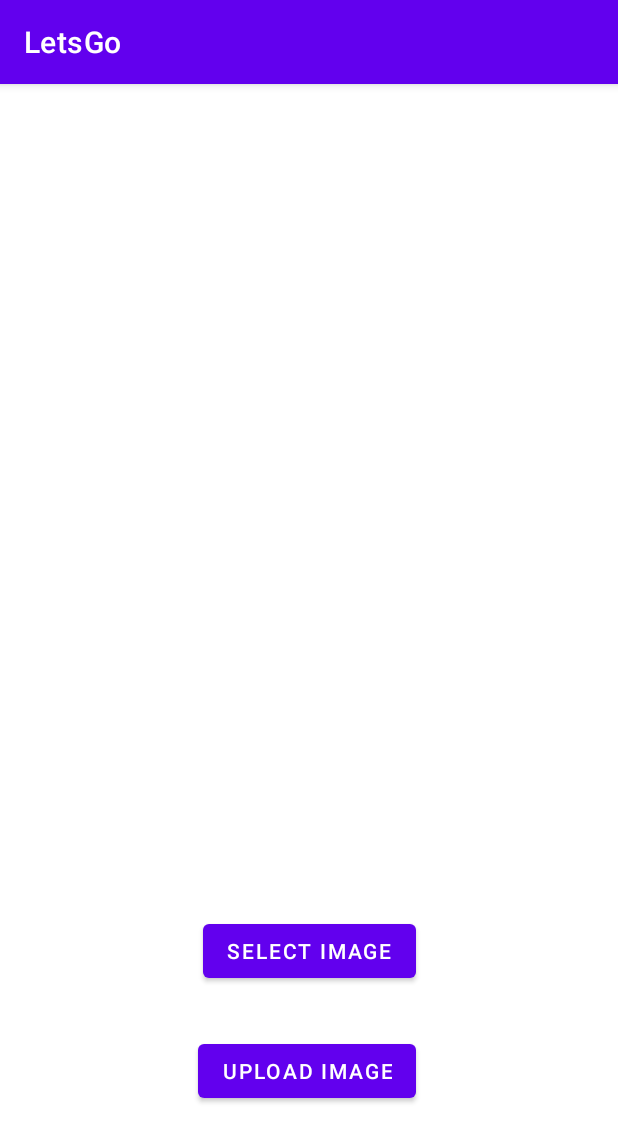
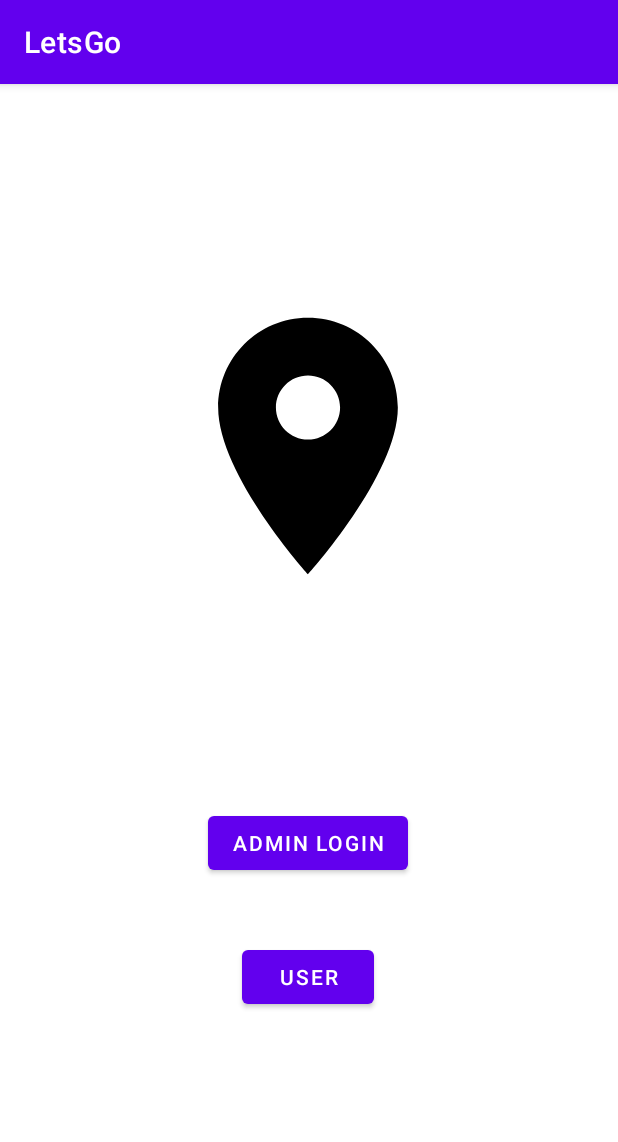
Before and after one commit to Shilpa-Perera/LetsGo, an Android app: the screen it shows after launch (MainActivity), on a phone screen of 412 x 824 dp. Shown: the top 1142 px of the screen. Run offline under Robolectric (Android 15) with nearby library versions, the phone set to English and light mode, and no system bars; our stand-ins replace Firebase (no records; nobody signed in at launch, a user with empty details on screens opened directly).

Commit message:
setting authentication UI

```diff
--- a/app/build.gradle.kts
+++ b/app/build.gradle.kts
@@ -43,6 +43,8 @@ dependencies {
     implementation(libs.glide)
     implementation(libs.firebase.ui.storage)
     implementation(libs.play.services.location)
+    implementation(libs.firebase.auth)
+    implementation(libs.firebase.ui.auth)
     compileOnly(libs.glide.compiler)
     annotationProcessor(libs.glide.compiler)
     testImplementation(libs.junit)
--- /dev/null
+++ b/app/src/main/res/layout/activity_admin_authentication.xml
@@ -0,0 +1,6 @@
+<?xml version="1.0" encoding="utf-8"?>
+<androidx.constraintlayout.widget.ConstraintLayout xmlns:android="http://schemas.android.com/apk/res/android"
+    android:layout_width="match_parent"
+    android:layout_height="match_parent">
+
+</androidx.constraintlayout.widget.ConstraintLayout>
--- a/app/src/main/res/layout/activity_main.xml
+++ b/app/src/main/res/layout/activity_main.xml
@@ -5,26 +5,40 @@
     android:layout_width="match_parent"
     android:layout_height="match_parent">
 
+    <ImageView
+        android:id="@+id/imageView"
+        android:layout_width="208dp"
+        android:layout_height="205dp"
+        android:scaleType="fitCenter"
+        android:src="@drawable/baseline_location_on_24"
+        app:layout_constraintBottom_toTopOf="@+id/adminLogin"
+        app:layout_constraintEnd_toEndOf="parent"
+        app:layout_constraintHorizontal_bias="0.497"
+        app:layout_constraintStart_toStartOf="parent"
+        app:layout_constraintTop_toTopOf="parent"
+        tools:ignore="MissingConstraints" />
+
     <Button
-        android:id="@+id/selectImageButton"
+        android:id="@+id/adminLogin"
         android:layout_width="wrap_content"
         android:layout_height="wrap_content"
-        android:text="Select Image"
+        android:text="Admin login"
         app:layout_constraintBottom_toBottomOf="parent"
         app:layout_constraintEnd_toEndOf="parent"
+        app:layout_constraintHorizontal_bias="0.498"
         app:layout_constraintStart_toStartOf="parent"
         app:layout_constraintTop_toTopOf="parent"
-        app:layout_constraintVertical_bias="0.769" />
+        app:layout_constraintVertical_bias="0.669" />
 
     <Button
-        android:id="@+id/uploadImageButton"
+        android:id="@+id/user"
         android:layout_width="wrap_content"
         android:layout_height="wrap_content"
-        android:text="Upload Image"
+        android:text="User"
         app:layout_constraintBottom_toBottomOf="parent"
         app:layout_constraintEnd_toEndOf="parent"
-        app:layout_constraintHorizontal_bias="0.496"
+        app:layout_constraintHorizontal_bias="0.498"
         app:layout_constraintStart_toStartOf="parent"
-        app:layout_constraintTop_toBottomOf="@+id/selectImageButton"
-        app:layout_constraintVertical_bias="0.274" />
+        app:layout_constraintTop_toBottomOf="@+id/adminLogin"
+        app:layout_constraintVertical_bias="0.219" />
 </androidx.constraintlayout.widget.ConstraintLayout>
--- a/gradle/libs.versions.toml
+++ b/gradle/libs.versions.toml
@@ -28,7 +28,8 @@ glide = {group = "com.github.bumptech.glide" , name = "glide" , version.ref = "g
 glide-compiler = {group = "com.github.bumptech.glide" , name = "compiler" , version.ref = "glide"}
 glide-annotation = {group = "com.github.bumptech.glide" , name = "annotations" , version.ref = "glide"}
 play-services-location = { group = "com.google.android.gms", name = "play-services-location", version.ref = "playServicesLocation" }
-
+firebase-auth = {group = "com.google.firebase" , name = "firebase-auth" }
+firebase-ui-auth = {group = "com.firebaseui" , name = "firebase-ui-auth" , version.ref = "fb-ui"}
 
 
 [plugins]
```
Also changed, not shown: app/src/main/AndroidManifest.xml (+8 -0 lines), app/src/main/java/com/example/letsgo/AdminAuthenticationActivity.java (added, +183 -0 lines), app/src/main/java/com/example/letsgo/ImageUploadActivity.java (added, +152 -0 lines), app/src/main/java/com/example/letsgo/MainActivity.java (+9 -92 lines), app/src/main/res/layout/activity_image_upload.xml (added, +29 -0 lines).
